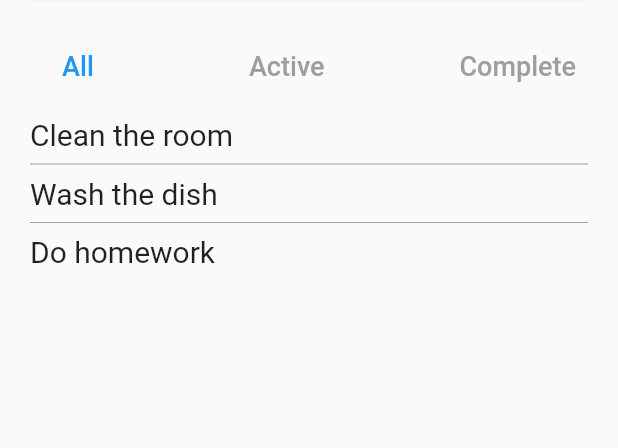
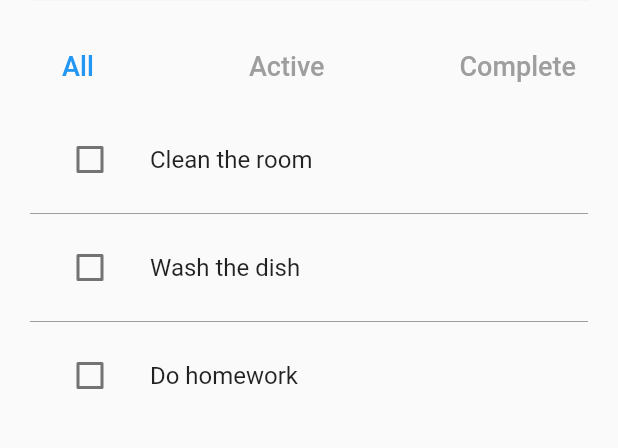
Before and after one commit to lightlitebug/todo_redux, a Flutter app: the screen it shows after launch, on a phone screen of 412 x 824 dp, the part 307-755 px from its top. Run offline on Flutter 3.47's test engine with Material 2 defaults, Android fonts, the phone set to English and light mode, and no system bars; our stand-ins replace equatable, flutter_redux, redux.

Commit message:
TodoItem widget 1

```diff
--- a/lib/pages/show_todos.dart
+++ b/lib/pages/show_todos.dart
@@ -6,6 +6,7 @@ import 'package:redux/redux.dart';
 import '../models/todo_model.dart';
 import '../redux/app_state.dart';
 import '../redux/todo_list/todo_list_action.dart';
+import 'todo_item.dart';
 
 class ShowTodos extends StatelessWidget {
   const ShowTodos({Key? key}) : super(key: key);
@@ -55,10 +56,7 @@ class ShowTodos extends StatelessWidget {
                   },
                 );
               },
-              child: Text(
-                todos[index].todoDesc,
-                style: const TextStyle(fontSize: 20.0),
-              ),
+              child: TodoItem(todo: todos[index]),
             );
           },
         );
--- /dev/null
+++ b/lib/pages/todo_item.dart
@@ -0,0 +1,53 @@
+import 'package:equatable/equatable.dart';
+import 'package:flutter/material.dart';
+import 'package:flutter_redux/flutter_redux.dart';
+import 'package:redux/redux.dart';
+
+import '../models/todo_model.dart';
+import '../redux/app_state.dart';
+import '../redux/todo_list/todo_list_action.dart';
+
+class TodoItem extends StatelessWidget {
+  const TodoItem({
+    Key? key,
+    required this.todo,
+  }) : super(key: key);
+  final Todo todo;
+
+  @override
+  Widget build(BuildContext context) {
+    return ListTile(
+      leading: StoreConnector<AppState, _ToggleViewModel>(
+        distinct: true,
+        converter: (Store<AppState> store) => _ToggleViewModel.fromStore(store),
+        builder: (BuildContext context, _ToggleViewModel vm) {
+          return Checkbox(
+            value: todo.completed,
+            onChanged: (bool? checked) {
+              vm.toggleTodo(todo.id);
+            },
+          );
+        },
+      ),
+      title: Text(todo.todoDesc),
+    );
+  }
+}
+
+class _ToggleViewModel extends Equatable {
+  final void Function(String id) toggleTodo;
+  const _ToggleViewModel({
+    required this.toggleTodo,
+  });
+
+  @override
+  List<Object> get props => [];
+
+  static fromStore(Store<AppState> store) {
+    return _ToggleViewModel(
+      toggleTodo: (String id) => store.dispatch(
+        ToggleTodoAction(id: id),
+      ),
+    );
+  }
+}
```
